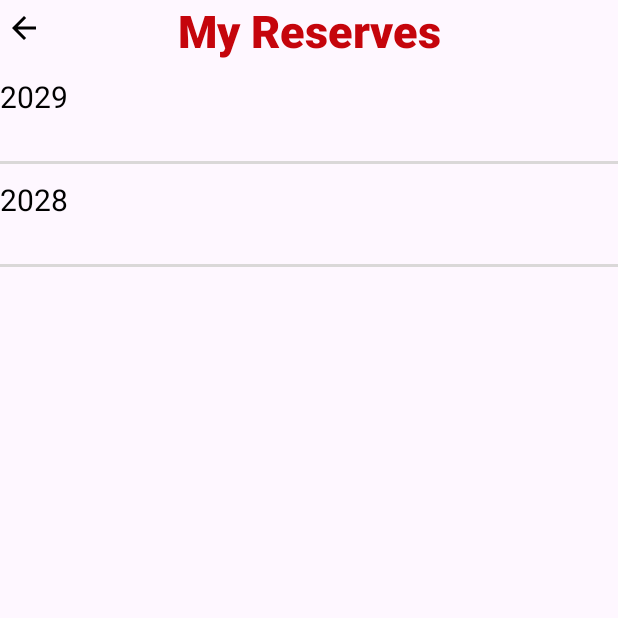
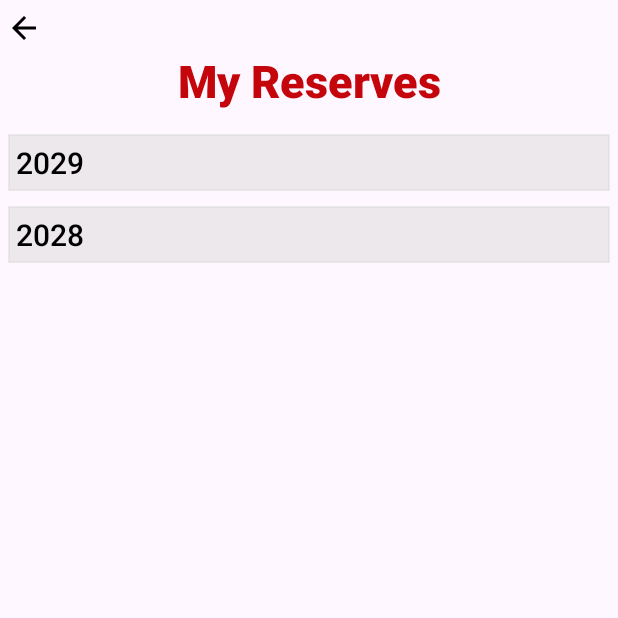
Before and after one commit to JuanEulogio/reservUW_Personal, an Android app: the myReserve screen opened directly, with no data from a screen before it, on a phone screen of 412 x 824 dp, the top half of it. Run offline under Robolectric (Android 15) with nearby library versions, the phone set to English and light mode, and no system bars.

Commit message:
fixes my partners part: - fixed favorites recycledView - fixed the like button fucntion in the 'roomView' - removed irrelevant code from my parters part
updates:
- made xml UI look a bit better

Things i could work on next:
- make a 'create an account' function implementation in login

- let the user choose the timeDate for the reservation
|---> timeDate filter and its queue for buildingView when displaying rooms

- make the reservation viewHolder, adaptor, its activity, and make the insert when hit reserve button
|---> think about how we will delete reservations if they have passed(maybe do it right when reservation view opens)

```diff
--- a/app/src/main/java/com/cs407/reservuw/MainMenu.java
+++ b/app/src/main/java/com/cs407/reservuw/MainMenu.java
@@ -349,7 +349,6 @@ public class MainMenu extends AppCompatActivity implements GoogleMap.OnMarkerCli
         if(placeID== null) return false;
 
 
-        //TODO: go to Building view. choose building via buildings places ID
         Intent intent= new Intent(this, buildingView.class);
         intent.putExtra("ID", placeID);
         startActivity(intent);
--- a/app/src/main/java/com/cs407/reservuw/MyViewHolder.java
+++ b/app/src/main/java/com/cs407/reservuw/MyViewHolder.java
@@ -13,6 +13,5 @@ public class MyViewHolder extends RecyclerView.ViewHolder {
     public MyViewHolder(@NonNull View itemView) {
         super(itemView);
         roomNumView = itemView.findViewById(R.id.roomNum);
-        buildingView = itemView.findViewById(R.id.building);
     }
 }
--- a/app/src/main/java/com/cs407/reservuw/roomDB/FavoriteRoomDAO.java
+++ b/app/src/main/java/com/cs407/reservuw/roomDB/FavoriteRoomDAO.java
@@ -15,7 +15,10 @@ public interface FavoriteRoomDAO {
      * NOTE: mistake in name. accident. just work with it
      */
     @Query("SELECT room_uid FROM FavoriteRoom WHERE user_uid LIKE :userID")
-    List<Integer> getRoomsByBuilding(int userID);
+    List<Integer> getRoomsByUserID(int userID);
+
+    @Query("SELECT * FROM FavoriteRoom WHERE user_uid LIKE :userID AND room_uid LIKE :roomID")
+    FavoriteRoom getSpecificIfFavorite(int userID, int roomID);
 
     @Insert
     void insertNewFav(FavoriteRoom favoriteRoom);
--- a/app/src/main/java/com/cs407/reservuw/roomDB/roomDAO.java
+++ b/app/src/main/java/com/cs407/reservuw/roomDB/roomDAO.java
@@ -19,10 +19,8 @@ public interface roomDAO {
     /**
      * query rooms by list of room_id. in order to get user favorite rooms
      */
-    //TODO: to query we get the List<Integer> of some other source and then make it into a string
-    // which will then be passed here. String should look something like "1, 2, 3, etc."
-    @Query("SELECT * FROM Rooms WHERE uid IN (:roomIDs)")
-    LiveData<List<Rooms>> getRoomsByRoomID(String roomIDs);
+    @Query("SELECT * FROM Rooms WHERE uid IN (:room_id)")
+    LiveData<List<Rooms>> getRoomsByRoomID(List<Integer> room_id);
 
 
 }
--- /dev/null
+++ b/app/src/main/res/drawable/room_item_rectangle.xml
@@ -0,0 +1,5 @@
+<?xml version="1.0" encoding="utf-8"?>
+<shape xmlns:android="http://schemas.android.com/apk/res/android" android:shape="rectangle" >
+    <solid android:color="@color/lightGray" />
+    <stroke android:width="1dp" android:color="@color/lightGray"/>
+</shape>
--- a/app/src/main/res/layout/activity_my_reserve.xml
+++ b/app/src/main/res/layout/activity_my_reserve.xml
@@ -1,11 +1,24 @@
 <?xml version="1.0" encoding="utf-8"?>
-<RelativeLayout
+<LinearLayout
     xmlns:android="http://schemas.android.com/apk/res/android"
     xmlns:app="http://schemas.android.com/apk/res-auto"
     xmlns:tools="http://schemas.android.com/tools"
     android:layout_width="match_parent"
     android:layout_height="match_parent"
-    tools:context=".favorite">
+    tools:context=".myReserve"
+    android:orientation="vertical">
+
+    <ImageButton
+        android:id="@+id/backButton"
+        android:layout_width="32dp"
+        android:layout_height="30dp"
+        android:layout_marginTop="3dp"
+        android:layout_marginEnd="3dp"
+        android:background="?attr/selectableItemBackgroundBorderless"
+        android:clickable="true"
+        android:src="@drawable/ic_back_arrow"
+        app:layout_constraintStart_toStartOf="parent"
+        app:layout_constraintTop_toTopOf="parent" />
 
     <TextView
         android:id="@+id/reserved_rooms_title"
@@ -18,22 +31,11 @@
         android:textColor="@color/UWcolor"/>
 
     <androidx.recyclerview.widget.RecyclerView
+        android:id="@+id/reservedRecyclerView"
         android:layout_width="match_parent"
         android:layout_height="wrap_content"
-        android:id="@+id/reservedRecyclerView"
-        android:layout_below="@id/reserved_rooms_title"/>
-
-    <ImageButton
-        android:id="@+id/backButton"
-        android:layout_width="32dp"
-        android:layout_height="30dp"
-        android:layout_marginTop="3dp"
-        android:layout_marginEnd="3dp"
-        android:background="?attr/selectableItemBackgroundBorderless"
-        android:src="@drawable/ic_back_arrow"
-        android:clickable="true"
-        app:layout_constraintStart_toStartOf="parent"
-        app:layout_constraintTop_toTopOf="parent" />
+        android:layout_below="@id/reserved_rooms_title"
+        android:layout_margin="5dp" />
 
 
-</RelativeLayout>
+</LinearLayout>
--- a/app/src/main/res/layout/item_view.xml
+++ b/app/src/main/res/layout/item_view.xml
@@ -3,31 +3,25 @@
     android:layout_width="match_parent"
     android:layout_height="wrap_content"
     android:layout_marginTop="10dp"
+    android:background="@drawable/room_item_rectangle"
     xmlns:tools="http://schemas.android.com/tools">
 
 
     <TextView
+        android:id="@+id/roomNum"
         android:layout_width="match_parent"
         android:layout_height="wrap_content"
-        android:id="@+id/roomNum"
+        android:layout_marginStart="5dp"
+        android:layout_marginTop="5dp"
+        android:layout_marginEnd="5dp"
+        android:layout_marginBottom="5dp"
+        android:fontFamily="sans-serif-medium"
         android:textColor="@color/black"
-        android:textSize="20sp"
+        android:textSize="20dp"
         tools:text="Room Number" />
 
-    <TextView
-        android:layout_width="match_parent"
-        android:layout_height="wrap_content"
-        android:id="@+id/building"
-        android:layout_below="@id/roomNum"
-        android:textColor="@color/black"
-        tools:text="Building" />
 
-    <LinearLayout
-        android:layout_width="match_parent"
-        android:layout_height="2dp"
-        android:layout_below="@id/building"
-        android:layout_marginTop="10dp"
-        android:background="#DAD8D8" />
+
 
 
 </RelativeLayout>
```
Also changed, not shown: app/src/main/java/com/cs407/reservuw/buildingView.java (+67 -10 lines), app/src/main/java/com/cs407/reservuw/favorite.java (+72 -16 lines), app/src/main/java/com/cs407/reservuw/roomView.java (+25 -36 lines), app/src/main/res/layout/activity_building_view.xml (+21 -21 lines), app/src/main/res/layout/activity_favorite.xml (+18 -18 lines), app/src/main/res/layout/activity_room_view.xml (+9 -2 lines).
